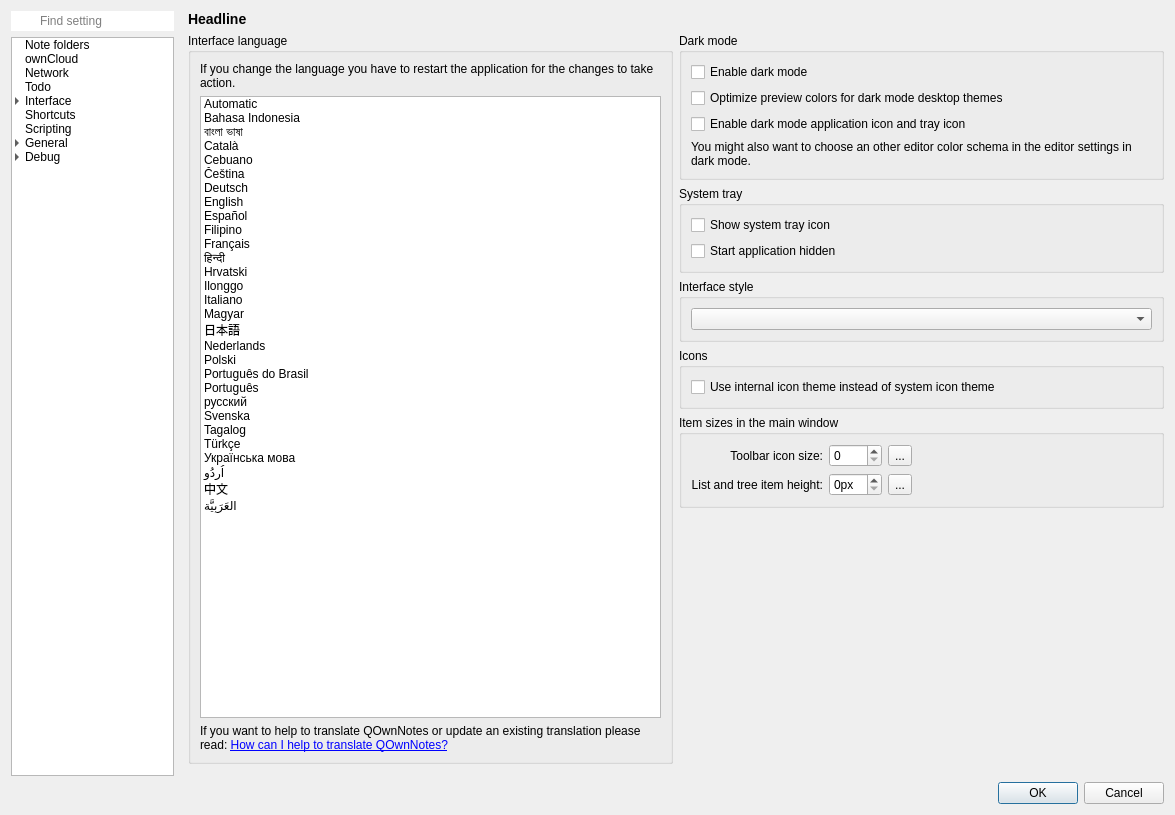
Qt form src/dialogs/settingsdialog.ui (pbek/QOwnNotes) before a commit.
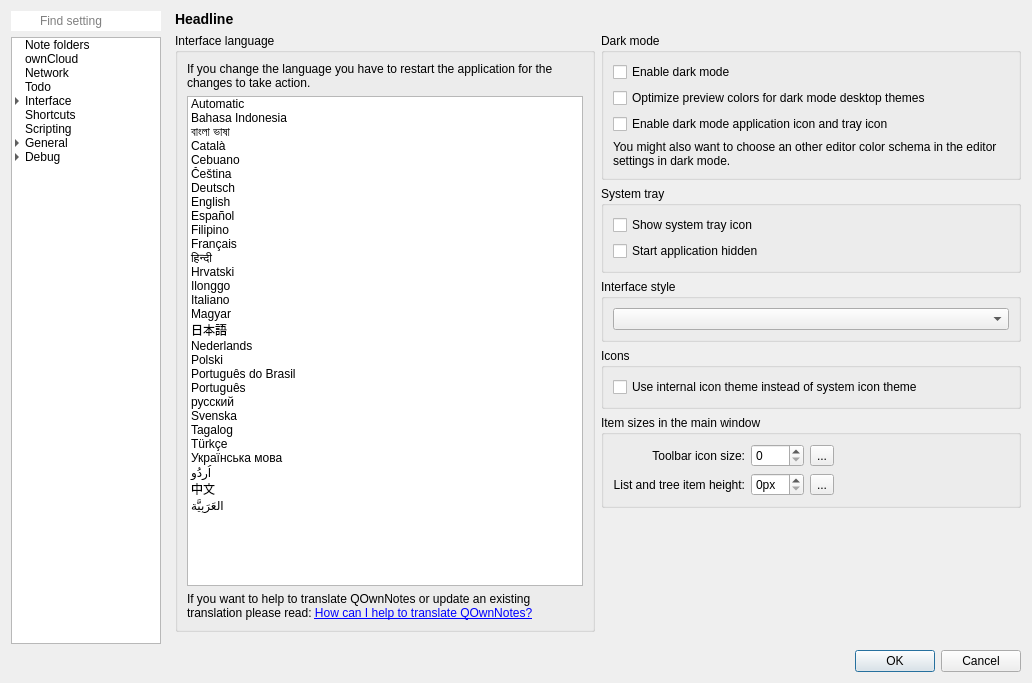
The same form after that commit. Icons and pictures are not drawn. Custom widgets are drawn as their Qt base class.

The edit to the form file:
```diff
--- a/src/dialogs/settingsdialog.ui
+++ b/src/dialogs/settingsdialog.ui
@@ -6,8 +6,8 @@
    <rect>
     <x>0</x>
     <y>0</y>
-    <width>1175</width>
-    <height>815</height>
+    <width>600</width>
+    <height>400</height>
    </rect>
   </property>
   <property name="sizePolicy">
```
